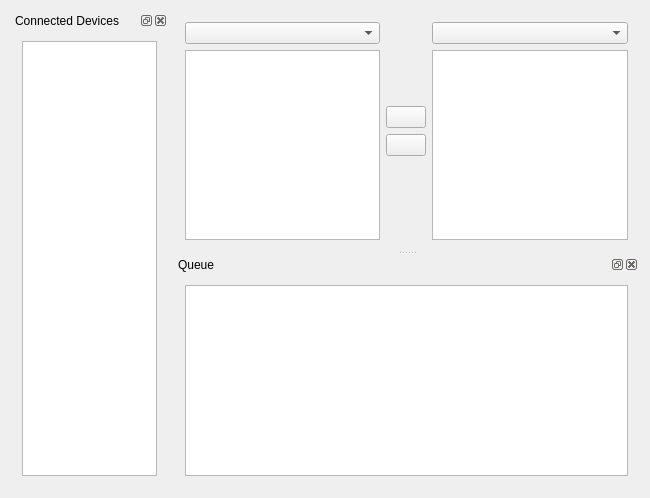
Above: src/devicesyncview_base.ui from drf/devicesync before the change. Below: the same form after it.
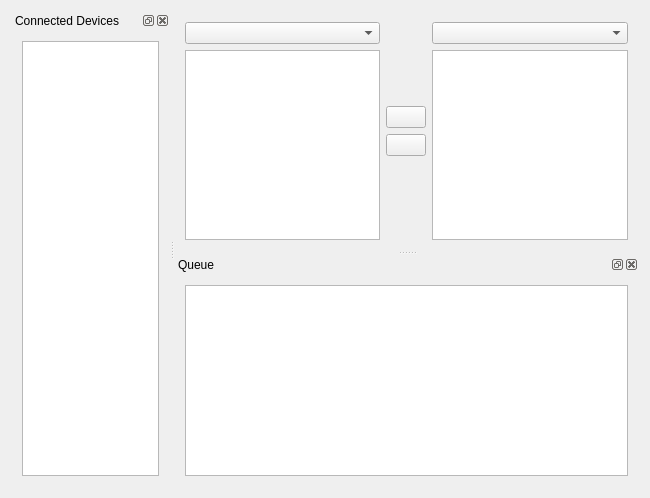
That is the form after the change. Custom widgets are drawn as their Qt base class.

The edit to the form file:
```diff
--- a/src/devicesyncview_base.ui
+++ b/src/devicesyncview_base.ui
@@ -15,9 +15,19 @@
   <property name="autoFillBackground" >
    <bool>true</bool>
   </property>
-  <layout class="QHBoxLayout" name="horizontalLayout_2" >
+  <layout class="QVBoxLayout" name="verticalLayout_6" >
    <item>
+    <widget class="QSplitter" name="splitter_2" >
+     <property name="orientation" >
+      <enum>Qt::Horizontal</enum>
+     </property>
     <widget class="QDockWidget" name="dockWidget" >
+      <property name="maximumSize" >
+       <size>
+        <width>200</width>
+        <height>524287</height>
+       </size>
+      </property>
      <property name="windowTitle" >
       <string>Connected Devices</string>
      </property>
@@ -29,8 +39,6 @@
       </layout>
      </widget>
     </widget>
-   </item>
-   <item>
     <widget class="QSplitter" name="splitter" >
      <property name="orientation" >
       <enum>Qt::Vertical</enum>
@@ -129,6 +137,7 @@
          </widget>
         </item>
        </layout>
+       </widget>
       </widget>
      </widget>
     </widget>
```
Lines whose indentation alone changed are shown as unchanged.
